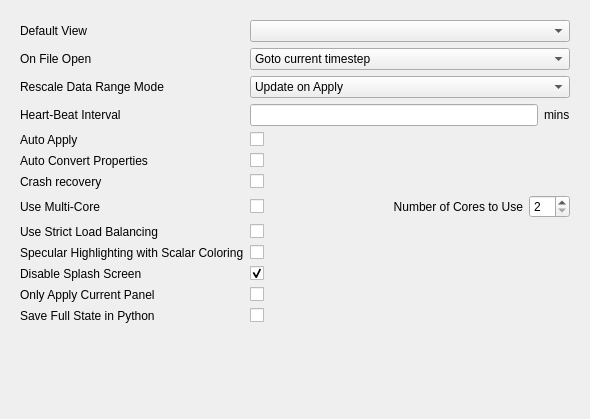
Old version of the form Qt/Components/Resources/UI/pqApplicationOptions.ui in the repository Kitware/ParaView.
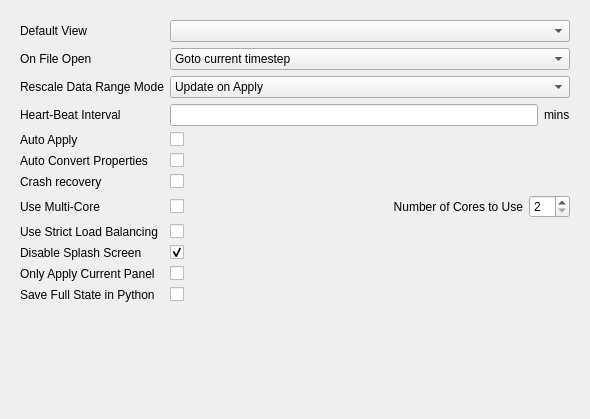
New version of the form. Custom widgets are drawn as their Qt base class.

Commit message:
BUG #14482: Fix specular lighting and scalar coloring.
Based on the bug report, we no longer disable specular highlights when
using scalar coloring. We just changed the default specular power to 0.
Users can now change the specular power to add specular highlights.

Diff of the .ui file:
```diff
--- a/Qt/Components/Resources/UI/pqApplicationOptions.ui
+++ b/Qt/Components/Resources/UI/pqApplicationOptions.ui
@@ -42,13 +42,6 @@
         </widget>
        </item>
        <item row="12" column="0">
-        <widget class="QLabel" name="SpecularHighlightingLabel">
-         <property name="text">
-          <string>Specular Highlighting with Scalar Coloring</string>
-         </property>
-        </widget>
-       </item>
-       <item row="13" column="0">
         <widget class="QLabel" name="DisableSplashScreenLabel">
          <property name="text">
           <string>Disable Splash Screen</string>
@@ -92,7 +85,7 @@
          </item>
         </widget>
        </item>
-       <item row="15" column="1">
+       <item row="14" column="1">
         <widget class="QCheckBox" name="SaveFullState">
          <property name="toolTip">
           <string>&lt;p&gt;When saving Python state files, check this box to save state of all parameters in the state file, otherwise only the modified parameters will be saved making the file more readable&lt;/p&gt;</string>
@@ -102,7 +95,7 @@
          </property>
         </widget>
        </item>
-       <item row="15" column="0">
+       <item row="14" column="0">
         <widget class="QLabel" name="label_6">
          <property name="toolTip">
           <string/>
@@ -112,7 +105,7 @@
          </property>
         </widget>
        </item>
-       <item row="14" column="0">
+       <item row="13" column="0">
         <widget class="QLabel" name="OnlyApplyCurrentPanelLabel">
          <property name="text">
           <string>Only Apply Current Panel</string>
@@ -174,7 +167,7 @@
          </property>
         </widget>
        </item>
-       <item row="16" column="0">
+       <item row="15" column="0">
         <spacer name="verticalSpacer_3">
          <property name="orientation">
           <enum>Qt::Vertical</enum>
@@ -245,7 +238,7 @@
          </item>
         </layout>
        </item>
-       <item row="14" column="1" colspan="2">
+       <item row="13" column="1" colspan="2">
         <widget class="QCheckBox" name="OnlyApplyCurrentPanel">
          <property name="toolTip">
           <string>&lt;p&gt;On the Properties panel, when one hits 'Apply', the modified panels for all modified sources and filters are 'applied'. Check this to only apply the changes for the active panel&lt;p&gt;</string>
@@ -255,7 +248,7 @@
          </property>
         </widget>
        </item>
-       <item row="13" column="1" colspan="2">
+       <item row="12" column="1" colspan="2">
         <widget class="QCheckBox" name="DisableSplashScreen">
          <property name="toolTip">
           <string>&lt;p&gt;Controls whenther the splash screen is shown at the launch of the application&lt;/p&gt;</string>
@@ -268,16 +261,6 @@
          </property>
         </widget>
        </item>
-       <item row="12" column="1" colspan="2">
-        <widget class="QCheckBox" name="SpecularHighlighting">
-         <property name="toolTip">
-          <string>&lt;p&gt;When checked, ParaView will leave specular highlighting enabled even when scalar coloring is used. Note that specular highlights can lead to misinterpretation of color &lt;/p&gt;</string>
-         </property>
-         <property name="text">
-          <string/>
-         </property>
-        </widget>
-       </item>
        <item row="10" column="1" colspan="2">
         <widget class="QCheckBox" name="StrictLoadBalancing">
          <property name="text">
```
Left out of the diff: 43 changed lines with no effect on the pictures. The commit also changes 4 other files.
